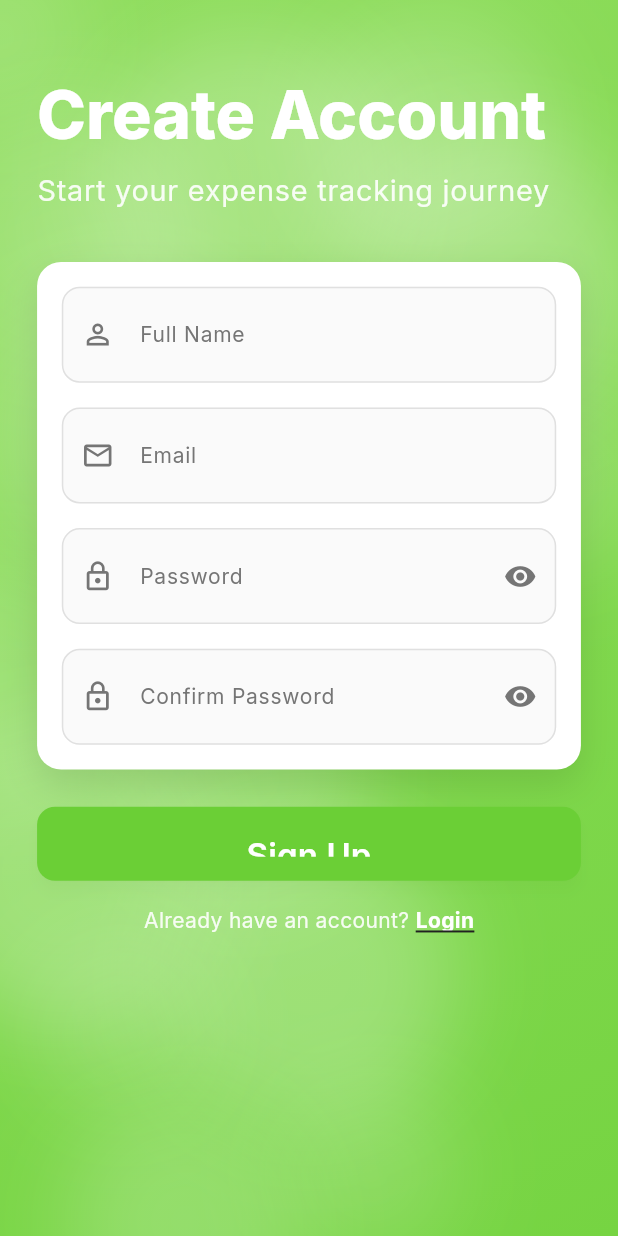
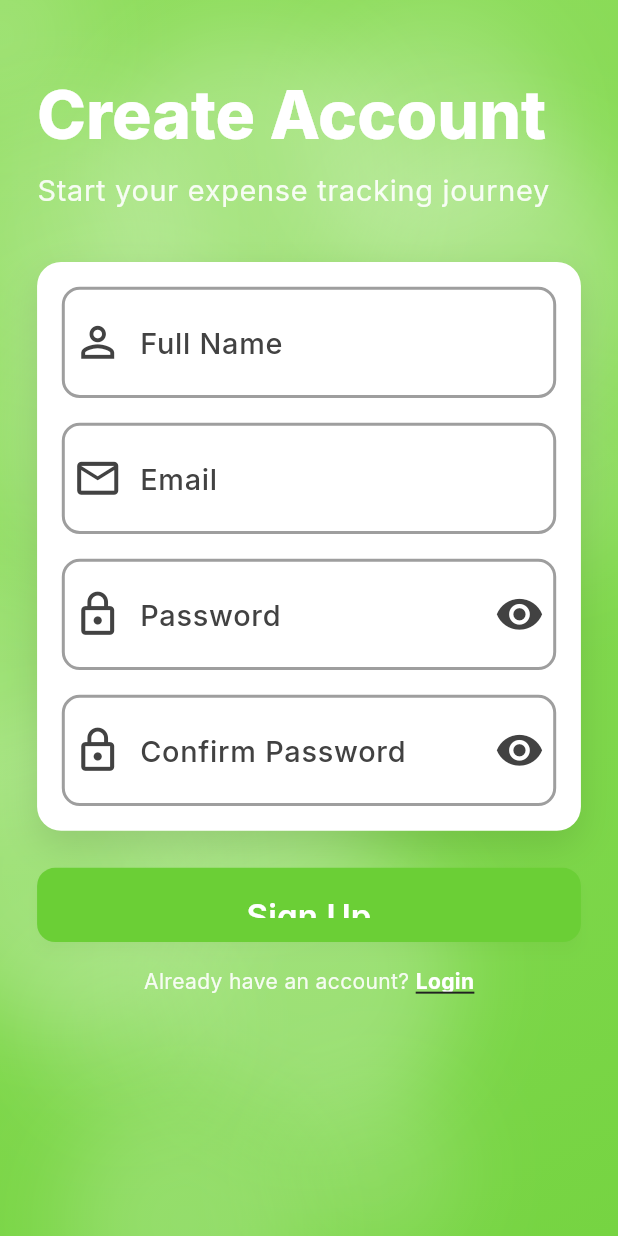
Before and after one commit to Ron-Web-Dotcom/Expensetracker, a Flutter app: the Signup screen opened directly, on a phone screen of 412 x 824 dp. Run offline on Flutter 3.47's test engine with Material 3 defaults, Android fonts, the phone set to English and light mode, and no system bars; our stand-ins replace cached_network_image, connectivity_plus, fl_chart, flutter_local_notifications, flutter_slidable, flutter_svg and 9 more; missing offline and left inert: google_mlkit_text_recognition; accounts and stored records are empty; network calls fail.

Commit message:
Latest code updated

```diff
--- a/lib/presentation/expense_dashboard/widgets/greeting_header_widget.dart
+++ b/lib/presentation/expense_dashboard/widgets/greeting_header_widget.dart
@@ -48,7 +48,7 @@ class GreetingHeaderWidget extends StatelessWidget {
           crossAxisAlignment: CrossAxisAlignment.start,
           children: [
             Text(
-              '${_getGreeting()}, $userName',
+              _getGreeting(),
               style: theme.textTheme.headlineSmall?.copyWith(
                 fontWeight: FontWeight.w700,
                 color: theme.colorScheme.onSurface,
--- a/lib/presentation/signup/signup.dart
+++ b/lib/presentation/signup/signup.dart
@@ -150,28 +150,33 @@ class _SignupState extends State<Signup> {
   Widget _buildNameField(ThemeData theme) {
     return TextFormField(
       controller: _nameController,
-      style: const TextStyle(
-        color: Color(0xFF212121),
-        fontSize: 16,
-        fontWeight: FontWeight.w400,
+      style: TextStyle(
+        color: const Color(0xFF000000),
+        fontSize: 16.sp,
+        fontWeight: FontWeight.w500,
+        height: 1.5,
       ),
       decoration: InputDecoration(
         labelText: 'Full Name',
         hintText: 'Enter your full name',
-        labelStyle: const TextStyle(color: Color(0xFF757575), fontSize: 14),
-        hintStyle: const TextStyle(color: Color(0xFFBDBDBD), fontSize: 14),
-        prefixIcon: const Icon(
+        labelStyle: TextStyle(
+          color: const Color(0xFF424242),
+          fontSize: 14.sp,
+          fontWeight: FontWeight.w500,
+        ),
+        hintStyle: TextStyle(color: const Color(0xFF9E9E9E), fontSize: 14.sp),
+        prefixIcon: Icon(
           Icons.person_outline,
-          color: Color(0xFF757575),
-          size: 22,
+          color: const Color(0xFF424242),
+          size: 24.sp,
         ),
         border: OutlineInputBorder(
           borderRadius: BorderRadius.circular(12),
-          borderSide: const BorderSide(color: Color(0xFFE0E0E0), width: 1),
+          borderSide: const BorderSide(color: Color(0xFF9E9E9E), width: 2),
         ),
         enabledBorder: OutlineInputBorder(
           borderRadius: BorderRadius.circular(12),
-          borderSide: const BorderSide(color: Color(0xFFE0E0E0), width: 1),
+          borderSide: const BorderSide(color: Color(0xFF9E9E9E), width: 2),
         ),
         focusedBorder: OutlineInputBorder(
           borderRadius: BorderRadius.circular(12),
@@ -179,18 +184,15 @@ class _SignupState extends State<Signup> {
         ),
         errorBorder: OutlineInputBorder(
           borderRadius: BorderRadius.circular(12),
-          borderSide: const BorderSide(color: Colors.red, width: 1),
+          borderSide: const BorderSide(color: Colors.red, width: 2),
         ),
         focusedErrorBorder: OutlineInputBorder(
           borderRadius: BorderRadius.circular(12),
           borderSide: const BorderSide(color: Colors.red, width: 2),
         ),
         filled: true,
-        fillColor: const Color(0xFFFAFAFA),
-        contentPadding: const EdgeInsets.symmetric(
-          horizontal: 16,
-          vertical: 20,
-        ),
+        fillColor: Colors.white,
+        contentPadding: EdgeInsets.symmetric(horizontal: 4.w, vertical: 2.5.h),
       ),
       textInputAction: TextInputAction.next,
       validator: (value) {
@@ -209,28 +211,33 @@ class _SignupState extends State<Signup> {
     return TextFormField(
       controller: _emailController,
       keyboardType: TextInputType.emailAddress,
-      style: const TextStyle(
-        color: Color(0xFF212121),
-        fontSize: 16,
-        fontWeight: FontWeight.w400,
+      style: TextStyle(
+        color: const Color(0xFF000000),
+        fontSize: 16.sp,
+        fontWeight: FontWeight.w500,
+        height: 1.5,
       ),
       decoration: InputDecoration(
         labelText: 'Email',
         hintText: 'Enter your email',
-        labelStyle: const TextStyle(color: Color(0xFF757575), fontSize: 14),
-        hintStyle: const TextStyle(color: Color(0xFFBDBDBD), fontSize: 14),
-        prefixIcon: const Icon(
+        labelStyle: TextStyle(
+          color: const Color(0xFF424242),
+          fontSize: 14.sp,
+          fontWeight: FontWeight.w500,
+        ),
+        hintStyle: TextStyle(color: const Color(0xFF9E9E9E), fontSize: 14.sp),
+        prefixIcon: Icon(
           Icons.email_outlined,
-          color: Color(0xFF757575),
-          size: 22,
+          color: const Color(0xFF424242),
+          size: 24.sp,
         ),
         border: OutlineInputBorder(
           borderRadius: BorderRadius.circular(12),
-          borderSide: const BorderSide(color: Color(0xFFE0E0E0), width: 1),
+          borderSide: const BorderSide(color: Color(0xFF9E9E9E), width: 2),
         ),
         enabledBorder: OutlineInputBorder(
           borderRadius: BorderRadius.circular(12),
-          borderSide: const BorderSide(color: Color(0xFFE0E0E0), width: 1),
+          borderSide: const BorderSide(color: Color(0xFF9E9E9E), width: 2),
         ),
         focusedBorder: OutlineInputBorder(
           borderRadius: BorderRadius.circular(12),
@@ -238,18 +245,15 @@ class _SignupState extends State<Signup> {
         ),
         errorBorder: OutlineInputBorder(
           borderRadius: BorderRadius.circular(12),
-          borderSide: const BorderSide(color: Colors.red, width: 1),
+          borderSide: const BorderSide(color: Colors.red, width: 2),
         ),
         focusedErrorBorder: OutlineInputBorder(
           borderRadius: BorderRadius.circular(12),
           borderSide: const BorderSide(color: Colors.red, width: 2),
         ),
         filled: true,
-        fillColor: const Color(0xFFFAFAFA),
-        contentPadding: const EdgeInsets.symmetric(
-          horizontal: 16,
-          vertical: 20,
-        ),
+        fillColor: Colors.white,
+        contentPadding: EdgeInsets.symmetric(horizontal: 4.w, vertical: 2.5.h),
       ),
       textInputAction: TextInputAction.next,
       validator: (value) {
@@ -269,26 +273,33 @@ class _SignupState extends State<Signup> {
     return TextFormField(
       controller: _passwordController,
       obscureText: !_isPasswordVisible,
-      style: const TextStyle(
-        color: Color(0xFF212121),
-        fontSize: 16,
-        fontWeight: FontWeight.w400,
+      obscuringCharacter: '●',
+      style: TextStyle(
+        color: const Color(0xFF000000),
+        fontSize: 16.sp,
+        fontWeight: FontWeight.w500,
+        height: 1.5,
+        letterSpacing: 2.0,
       ),
       decoration: InputDecoration(
         labelText: 'Password',
         hintText: 'Enter your password',
-        labelStyle: const TextStyle(color: Color(0xFF757575), fontSize: 14),
-        hintStyle: const TextStyle(color: Color(0xFFBDBDBD), fontSize: 14),
-        prefixIcon: const Icon(
+        labelStyle: TextStyle(
+          color: const Color(0xFF424242),
+          fontSize: 14.sp,
+          fontWeight: FontWeight.w500,
+        ),
+        hintStyle: TextStyle(color: const Color(0xFF9E9E9E), fontSize: 14.sp),
+        prefixIcon: Icon(
           Icons.lock_outline,
-          color: Color(0xFF757575),
-          size: 22,
+          color: const Color(0xFF424242),
+          size: 24.sp,
         ),
         suffixIcon: IconButton(
           icon: Icon(
             _isPasswordVisible ? Icons.visibility_off : Icons.visibility,
-            color: const Color(0xFF757575),
-            size: 22,
+            color: const Color(0xFF424242),
+            size: 24.sp,
           ),
           onPressed: () {
             setState(() => _isPasswordVisible = !_isPasswordVisible);
@@ -296,11 +307,11 @@ class _SignupState extends State<Signup> {
         ),
         border: OutlineInputBorder(
           borderRadius: BorderRadius.circular(12),
-          borderSide: const BorderSide(color: Color(0xFFE0E0E0), width: 1),
+          borderSide: const BorderSide(color: Color(0xFF9E9E9E), width: 2),
         ),
         enabledBorder: OutlineInputBorder(
           borderRadius: BorderRadius.circular(12),
-          borderSide: const BorderSide(color: Color(0xFFE0E0E0), width: 1),
+          borderSide: const BorderSide(color: Color(0xFF9E9E9E), width: 2),
         ),
         focusedBorder: OutlineInputBorder(
           borderRadius: BorderRadius.circular(12),
@@ -308,22 +319,19 @@ class _SignupState extends State<Signup> {
         ),
         errorBorder: OutlineInputBorder(
           borderRadius: BorderRadius.circular(12),
-          borderSide: const BorderSide(color: Colors.red, width: 1),
+          borderSide: const BorderSide(color: Colors.red, width: 2),
         ),
         focusedErrorBorder: OutlineInputBorder(
           borderRadius: BorderRadius.circular(12),
           borderSide: const BorderSide(color: Colors.red, width: 2),
         ),
         filled: true,
-        fillColor: const Color(0xFFFAFAFA),
-        contentPadding: const EdgeInsets.symmetric(
-          horizontal: 16,
-          vertical: 20,
-        ),
+        fillColor: Colors.white,
+        contentPadding: EdgeInsets.symmetric(horizontal: 4.w, vertical: 2.5.h),
       ),
       textInputAction: TextInputAction.next,
       validator: (value) {
-        if (value == null || value.isEmpty) {
+        if (value == null || value.trim().isEmpty) {
           return 'Please enter your password';
         }
         if (value.length < 6) {
@@ -338,26 +346,33 @@ class _SignupState extends State<Signup> {
     return TextFormField(
       controller: _confirmPasswordController,
       obscureText: !_isConfirmPasswordVisible,
-      style: const TextStyle(
-        color: Color(0xFF212121),
-        fontSize: 16,
-        fontWeight: FontWeight.w400,
+      obscuringCharacter: '●',
+      style: TextStyle(
+        color: const Color(0xFF000000),
+        fontSize: 16.sp,
+        fontWeight: FontWeight.w500,
+        height: 1.5,
+        letterSpacing: 2.0,
       ),
       decoration: InputDecoration(
         labelText: 'Confirm Password',
         hintText: 'Re-enter your password',
-        labelStyle: const TextStyle(color: Color(0xFF757575), fontSize: 14),
-        hintStyle: const TextStyle(color: Color(0xFFBDBDBD), fontSize: 14),
-        prefixIcon: const Icon(
+        labelStyle: TextStyle(
+          color: const Color(0xFF424242),
+          fontSize: 14.sp,
+          fontWeight: FontWeight.w500,
+        ),
+        hintStyle: TextStyle(color: const Color(0xFF9E9E9E), fontSize: 14.sp),
+        prefixIcon: Icon(
           Icons.lock_outline,
-          color: Color(0xFF757575),
-          size: 22,
+          color: const Color(0xFF424242),
+          size: 24.sp,
         ),
         suffixIcon: IconButton(
           icon: Icon(
             _isConfirmPasswordVisible ? Icons.visibility_off : Icons.visibility,
-            color: const Color(0xFF757575),
-            size: 22,
+            color: const Color(0xFF424242),
+            size: 24.sp,
           ),
           onPressed: () {
             setState(
@@ -367,11 +382,11 @@ class _SignupState extends State<Signup> {
         ),
         border: OutlineInputBorder(
           borderRadius: BorderRadius.circular(12),
-          borderSide: const BorderSide(color: Color(0xFFE0E0E0), width: 1),
+          borderSide: const BorderSide(color: Color(0xFF9E9E9E), width: 2),
         ),
         enabledBorder: OutlineInputBorder(
           borderRadius: BorderRadius.circular(12),
-          borderSide: const BorderSide(color: Color(0xFFE0E0E0), width: 1),
+          borderSide: const BorderSide(color: Color(0xFF9E9E9E), width: 2),
         ),
         focusedBorder: OutlineInputBorder(
           borderRadius: BorderRadius.circular(12),
@@ -379,21 +394,17 @@ class _SignupState extends State<Signup> {
         ),
         errorBorder: OutlineInputBorder(
           borderRadius: BorderRadius.circular(12),
-          borderSide: const BorderSide(color: Colors.red, width: 1),
+          borderSide: const BorderSide(color: Colors.red, width: 2),
         ),
         focusedErrorBorder: OutlineInputBorder(
           borderRadius: BorderRadius.circular(12),
           borderSide: const BorderSide(color: Colors.red, width: 2),
         ),
         filled: true,
-        fillColor: const Color(0xFFFAFAFA),
-        contentPadding: const EdgeInsets.symmetric(
-          horizontal: 16,
-          vertical: 20,
-        ),
+        fillColor: Colors.white,
+        contentPadding: EdgeInsets.symmetric(horizontal: 4.w, vertical: 2.5.h),
       ),
       textInputAction: TextInputAction.done,
-      onFieldSubmitted: (_) => _handleSignup(),
       validator: (value) {
         if (value == null || value.isEmpty) {
           return 'Please confirm your password';
--- a/lib/routes/app_routes.dart
+++ b/lib/routes/app_routes.dart
@@ -5,12 +5,9 @@ import '../presentation/analytics_dashboard/analytics_dashboard.dart';
 import '../presentation/biometric_authentication/biometric_authentication.dart';
 import '../presentation/budget_management/budget_management.dart';
 import '../presentation/expense_dashboard/expense_dashboard.dart';
-import '../presentation/login/login.dart';
 import '../presentation/onboarding_flow/onboarding_flow.dart';
 import '../presentation/receipt_camera/receipt_camera_screen.dart';
 import '../presentation/receipt_management/receipt_management.dart';
-import '../presentation/settings/settings.dart';
-import '../presentation/signup/signup.dart';
 import '../presentation/splash_screen/splash_screen.dart';
 import '../presentation/transaction_history/transaction_history.dart';
 
@@ -18,30 +15,24 @@ class AppRoutes {
   static const String initial = splash;
   static const String splash = '/splash';
   static const String onboarding = '/onboarding';
-  static const String login = '/login';
-  static const String signup = '/signup';
   static const String biometricAuth = '/biometric-auth';
   static const String expenseDashboard = '/expense-dashboard';
   static const String addExpense = '/add-expense';
   static const String transactionHistory = '/transaction-history';
   static const String budgetManagement = '/budget-management';
   static const String analyticsDashboard = '/analytics-dashboard';
-  static const String settings = '/settings';
   static const String receiptCamera = '/receipt-camera';
   static const String receiptManagement = '/receipt-management';
 
   static Map<String, WidgetBuilder> get routes => {
     splash: (context) => const SplashScreen(),
     onboarding: (context) => const OnboardingFlow(),
-    login: (context) => const Login(),
-    signup: (context) => const Signup(),
     biometricAuth: (context) => const BiometricAuthentication(),
     expenseDashboard: (context) => const ExpenseDashboard(),
     addExpense: (context) => const AddExpense(),
     transactionHistory: (context) => const TransactionHistory(),
     budgetManagement: (context) => const BudgetManagement(),
     analyticsDashboard: (context) => const AnalyticsDashboard(),
-    settings: (context) => const Settings(),
     receiptCamera: (context) => const ReceiptCameraScreen(),
     receiptManagement: (context) => const ReceiptManagement(),
   };
```
Also changed, not shown: lib/presentation/login/login.dart (+42 -33 lines), lib/presentation/splash_screen/splash_screen.dart (+4 -17 lines), lib/widgets/custom_bottom_bar.dart (+4 -4 lines).
